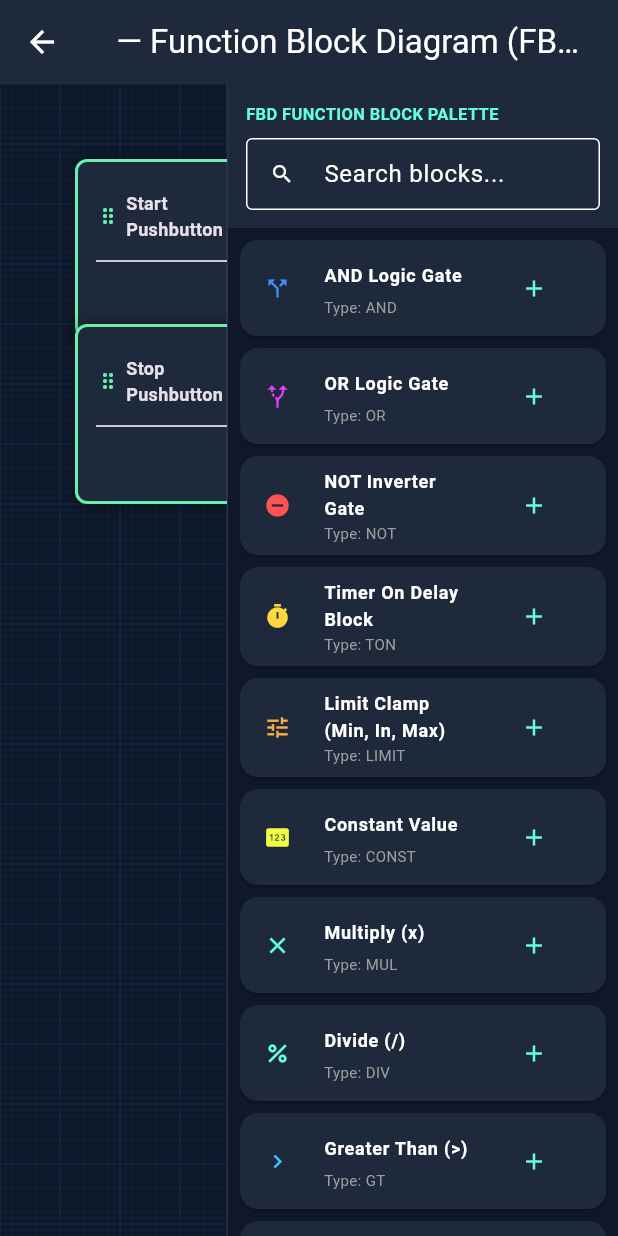
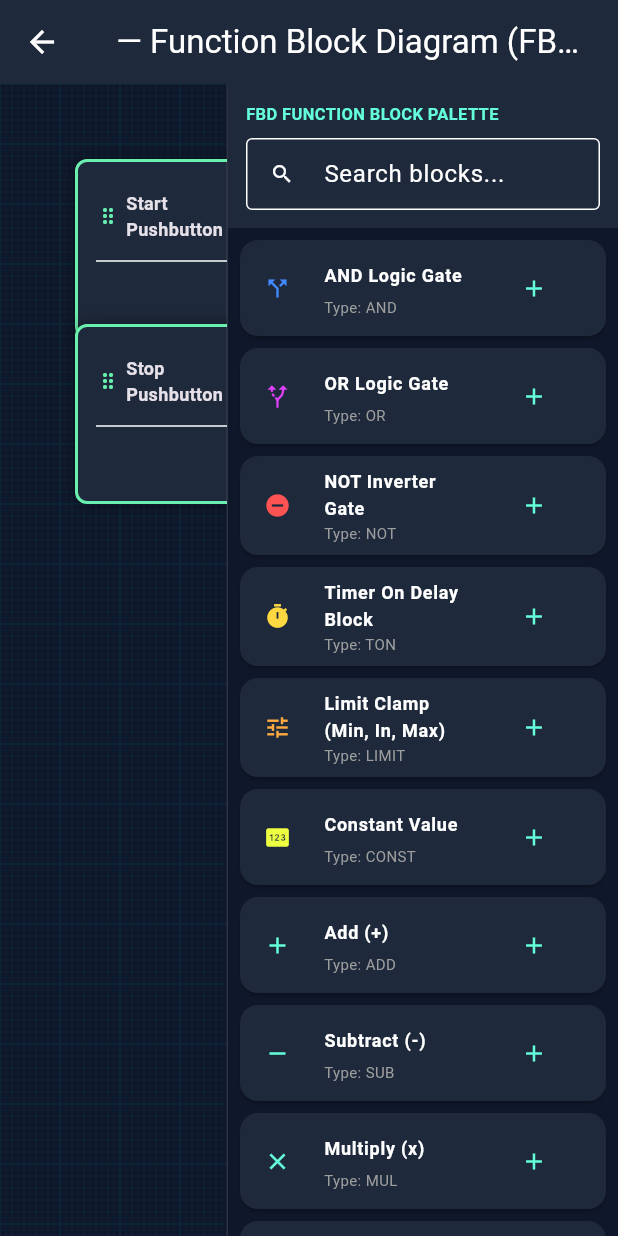
Before and after one commit to JarrodFranz/soft-plc-simulator, a Flutter app: the FbdEditorScreen screen opened directly with empty values, on a phone screen of 412 x 824 dp. Run offline on Flutter 3.47's test engine with Material 3 defaults, Android fonts, the phone set to English and light mode, and no system bars.

Commit message:
feat(fbd-editor): add ADD and SUB blocks to the palette
The engine executes ADD/SUB and the migrated HVAC diagram uses them, but the
palette had no way to place a new one. Completes editor/executor parity.

Co-Authored-By: Claude Opus 4.8 <noreply@anthropic.com>

```diff
--- a/mobile/lib/screens/fbd_editor_screen.dart
+++ b/mobile/lib/screens/fbd_editor_screen.dart
@@ -139,6 +139,8 @@ class _FbdEditorScreenState extends State<FbdEditorScreen> {
                       _buildBlockPaletteItem('TON', 'Timer On Delay Block', Icons.timer, Colors.amberAccent),
                       _buildBlockPaletteItem('LIMIT', 'Limit Clamp (Min, In, Max)', Icons.tune, Colors.orangeAccent),
                       _buildBlockPaletteItem('CONST', 'Constant Value', Icons.pin, Colors.limeAccent),
+                      _buildBlockPaletteItem('ADD', 'Add (+)', Icons.add, Colors.tealAccent),
+                      _buildBlockPaletteItem('SUB', 'Subtract (-)', Icons.remove, Colors.tealAccent),
                       _buildBlockPaletteItem('MUL', 'Multiply (x)', Icons.close, Colors.tealAccent),
                       _buildBlockPaletteItem('DIV', 'Divide (/)', Icons.percent, Colors.tealAccent),
                       _buildBlockPaletteItem('GT', 'Greater Than (>)', Icons.chevron_right, Colors.lightBlueAccent),
```
